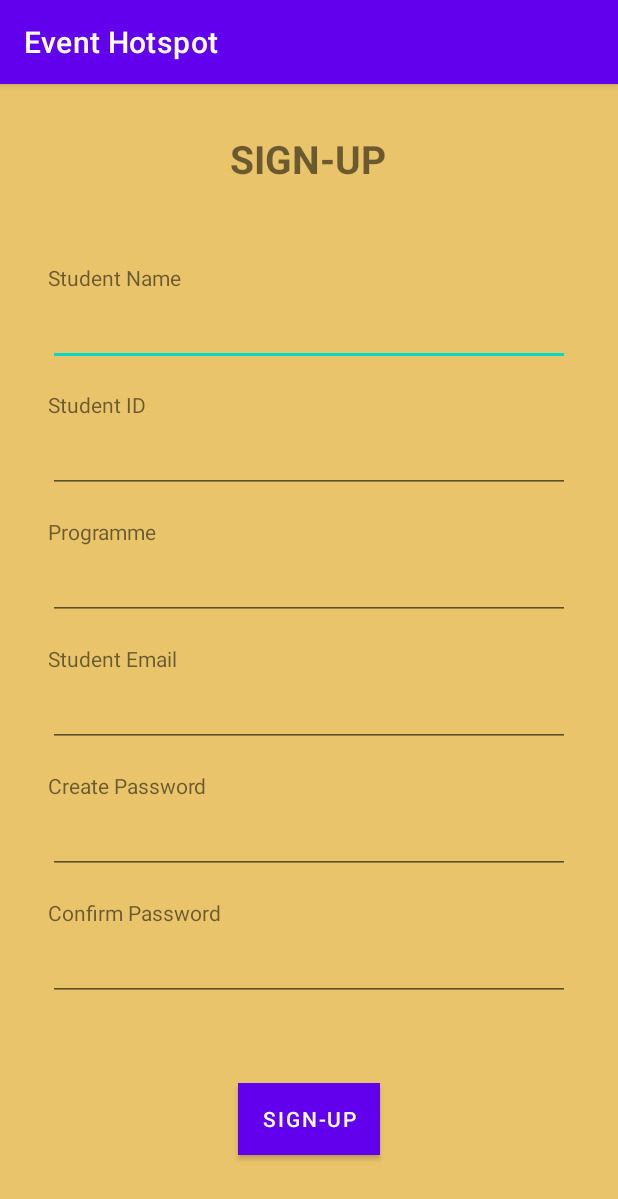
After one commit to FierceBubble/Event-Hotspot, an Android app: the SignUpActivity screen opened directly, with no data from a screen before it, on a phone screen of 412 x 824 dp. The commit adds this screen. Shown: the top 1199 px of the screen. Run offline under Robolectric (Android 15) with nearby library versions, the phone set to English and light mode, and no system bars; our stand-ins replace Firebase (no records; nobody signed in at launch, a user with empty details on screens opened directly).

Commit message:
Added SignUpActivity and Update google-services.json

```diff
--- /dev/null
+++ b/app/src/main/java/danielryansunjaya/finalyearproject/eventhotspot/SignUpActivity.java
@@ -0,0 +1,122 @@
+package danielryansunjaya.finalyearproject.eventhotspot;
+
+import androidx.annotation.NonNull;
+import androidx.appcompat.app.AppCompatActivity;
+
+import android.annotation.SuppressLint;
+import android.os.Bundle;
+import android.text.TextUtils;
+import android.util.Log;
+import android.view.View;
+import android.widget.Button;
+import android.widget.EditText;
+import android.widget.Toast;
+
+import com.google.android.gms.tasks.OnCompleteListener;
+import com.google.android.gms.tasks.Task;
+import com.google.firebase.auth.AuthResult;
+import com.google.firebase.auth.FirebaseAuth;
+import com.google.firebase.auth.FirebaseUser;
+import com.google.firebase.database.FirebaseDatabase;
+
+import org.jetbrains.annotations.NotNull;
+
+
+import danielryansunjaya.finalyearproject.eventhotspot.models.UserModel;
+
+public class SignUpActivity extends AppCompatActivity {
+
+    FirebaseAuth auth;
+    FirebaseDatabase rtDB;
+    EditText inputName, inputID, inputEmail, inputProgramme, inputPassword, inputPassConfirm;
+    Button submit;
+
+
+    @SuppressLint("MissingInflatedId")
+    @Override
+    protected void onCreate(Bundle savedInstanceState) {
+        super.onCreate(savedInstanceState);
+        setContentView(R.layout.activity_sign_up);
+
+        auth = FirebaseAuth.getInstance();
+        rtDB = FirebaseDatabase.getInstance();
+
+        inputName = findViewById(R.id.inputName);
+        inputEmail = findViewById(R.id.inputEmail);
+        inputID = findViewById(R.id.inputID);
+        inputProgramme = findViewById(R.id.inputProgramme);
+        inputPassword = findViewById(R.id.inputPassword);
+        inputPassConfirm = findViewById(R.id.inputPassConfirm);
+        submit = findViewById(R.id.signupBtn);
+        submit.setOnClickListener(new View.OnClickListener() {
+            @Override
+            public void onClick(View view) {
+                createNewAccount();
+            }
+        });
+
+
+
+    }
+
+    private void createNewAccount(){
+        String name = inputName.getText().toString();
+        String id = inputID.getText().toString();
+        String email = inputEmail.getText().toString();
+        String programme = inputProgramme.getText().toString();
+        String password = inputPassword.getText().toString();
+        String passConfirm = inputPassConfirm.getText().toString();
+
+        if(TextUtils.isEmpty(name)){
+            Toast.makeText(this, "Name is empty!",Toast.LENGTH_SHORT).show();
+            return;
+        }
+        if(TextUtils.isEmpty(id)){
+            Toast.makeText(this, "Student is empty!",Toast.LENGTH_SHORT).show();
+            return;
+        }
+        if(TextUtils.isEmpty(email)){
+            Toast.makeText(this, "Email is empty!",Toast.LENGTH_SHORT).show();
+            return;
+        }
+        if(TextUtils.isEmpty(programme)){
+            Toast.makeText(this, "Programme is empty!",Toast.LENGTH_SHORT).show();
+            return;
+        }
+        if(TextUtils.isEmpty(password)){
+            Toast.makeText(this, "Password is empty!",Toast.LENGTH_SHORT).show();
+            return;
+        }
+        if(password.length()<6){
+            Toast.makeText(this, "Password should be more than 6 characters!",Toast.LENGTH_SHORT).show();
+            return;
+        }
+        if(!passConfirm.equals(password)){
+            Toast.makeText(this, "Confirm Password is not the same!",Toast.LENGTH_SHORT).show();
+            return;
+        }
+
+
+        auth.createUserWithEmailAndPassword(email, password)
+                .addOnCompleteListener(new OnCompleteListener<AuthResult>() {
+                    @Override
+                    public void onComplete(@NonNull @NotNull Task<AuthResult> task) {
+
+                        if(task.isSuccessful()){
+                            FirebaseUser user = auth.getCurrentUser();
+                            UserModel UserModel=new UserModel(name,id,email,programme);
+                            String uid= user.getUid();
+
+                            rtDB.getReference().child("login").child(uid).setValue(UserModel);
+
+                            finish();
+
+                            Toast.makeText(SignUpActivity.this, "SignUp Success!",Toast.LENGTH_SHORT).show();
+                        }else{
+                            Toast.makeText(SignUpActivity.this, "Error: "+task.getException(),Toast.LENGTH_SHORT).show();
+                        }
+                    }
+                });
+    }
+
+}
--- a/app/src/main/res/layout/activity_main.xml
+++ b/app/src/main/res/layout/activity_main.xml
@@ -121,7 +121,7 @@
         <TextView
             android:layout_width="wrap_content"
             android:layout_height="wrap_content"
-            android:text="No account? Sign-up here!"
+            android:text="No account? Sign-up Here!"
             android:id="@+id/signupText"
             android:layout_gravity="center_horizontal"/>
 
--- /dev/null
+++ b/app/src/main/res/layout/activity_sign_up.xml
@@ -0,0 +1,156 @@
+<?xml version="1.0" encoding="utf-8"?>
+<androidx.constraintlayout.widget.ConstraintLayout xmlns:android="http://schemas.android.com/apk/res/android"
+    xmlns:app="http://schemas.android.com/apk/res-auto"
+    xmlns:tools="http://schemas.android.com/tools"
+    android:layout_width="match_parent"
+    android:layout_height="match_parent"
+    android:background="#E9C46A"
+    tools:context=".SignUpActivity">
+
+    <TextView
+        android:id="@+id/textView10"
+        android:layout_width="wrap_content"
+        android:layout_height="wrap_content"
+        android:layout_marginTop="32dp"
+        android:text="SIGN-UP"
+        android:textSize="26sp"
+        android:textStyle="bold"
+        app:layout_constraintEnd_toEndOf="parent"
+        app:layout_constraintHorizontal_bias="0.498"
+        app:layout_constraintStart_toStartOf="parent"
+        app:layout_constraintTop_toTopOf="parent" />
+
+    <TextView
+        android:id="@+id/textView2"
+        android:layout_width="wrap_content"
+        android:layout_height="wrap_content"
+        android:layout_marginTop="52dp"
+        android:text="Student Name"
+        app:layout_constraintStart_toStartOf="@+id/inputName"
+        app:layout_constraintTop_toBottomOf="@+id/textView10" />
+
+    <EditText
+        android:id="@+id/inputName"
+        android:layout_width="0dp"
+        android:layout_height="wrap_content"
+        android:layout_marginStart="32dp"
+        android:layout_marginTop="4dp"
+        android:layout_marginEnd="32dp"
+        android:ems="10"
+        android:inputType="textPersonName"
+        app:layout_constraintEnd_toEndOf="parent"
+        app:layout_constraintStart_toStartOf="parent"
+        app:layout_constraintTop_toBottomOf="@+id/textView2" />
+
+    <TextView
+        android:id="@+id/textView3"
+        android:layout_width="wrap_content"
+        android:layout_height="wrap_content"
+        android:layout_marginTop="16dp"
+        android:text="Student ID"
+        app:layout_constraintStart_toStartOf="@+id/inputName"
+        app:layout_constraintTop_toBottomOf="@+id/inputName" />
+
+    <TextView
+        android:id="@+id/textView6"
+        android:layout_width="wrap_content"
+        android:layout_height="wrap_content"
+        android:layout_marginTop="16dp"
+        android:text="Programme"
+        app:layout_constraintStart_toStartOf="@+id/inputID"
+        app:layout_constraintTop_toBottomOf="@+id/inputID" />
+
+    <EditText
+        android:id="@+id/inputProgramme"
+        android:layout_width="0dp"
+        android:layout_height="wrap_content"
+        android:layout_marginTop="4dp"
+        android:ems="10"
+        android:inputType="textPersonName"
+        app:layout_constraintEnd_toEndOf="@+id/inputID"
+        app:layout_constraintStart_toStartOf="@+id/textView6"
+        app:layout_constraintTop_toBottomOf="@+id/textView6" />
+
+    <TextView
+        android:id="@+id/textView7"
+        android:layout_width="wrap_content"
+        android:layout_height="wrap_content"
+        android:layout_marginTop="16dp"
+        android:text="Student Email"
+        app:layout_constraintStart_toStartOf="@+id/inputProgramme"
+        app:layout_constraintTop_toBottomOf="@+id/inputProgramme" />
+
+    <TextView
+        android:id="@+id/textView8"
+        android:layout_width="wrap_content"
+        android:layout_height="wrap_content"
+        android:layout_marginTop="16dp"
+        android:text="Create Password"
+        app:layout_constraintStart_toStartOf="@+id/inputEmail"
+        app:layout_constraintTop_toBottomOf="@+id/inputEmail" />
+
+    <EditText
+        android:id="@+id/inputPassword"
+        android:layout_width="0dp"
+        android:layout_height="wrap_content"
+        android:layout_marginTop="4dp"
+        android:ems="10"
+        android:inputType="textPassword"
+        app:layout_constraintEnd_toEndOf="@+id/inputEmail"
+        app:layout_constraintStart_toStartOf="@+id/textView8"
+        app:layout_constraintTop_toBottomOf="@+id/textView8" />
+
+    <TextView
+        android:id="@+id/textView9"
+        android:layout_width="wrap_content"
+        android:layout_height="wrap_content"
+        android:layout_marginTop="16dp"
+        android:text="Confirm Password"
+        app:layout_constraintStart_toStartOf="@+id/inputPassword"
+        app:layout_constraintTop_toBottomOf="@+id/inputPassword" />
+
+    <EditText
+        android:id="@+id/inputPassConfirm"
+        android:layout_width="0dp"
+        android:layout_height="wrap_content"
+        android:layout_marginTop="4dp"
+        android:ems="10"
+        android:inputType="textPassword"
+        app:layout_constraintEnd_toEndOf="@+id/inputPassword"
+        app:layout_constraintStart_toStartOf="@+id/textView9"
+        app:layout_constraintTop_toBottomOf="@+id/textView9" />
+
+    <Button
+        android:id="@+id/signupBtn"
+        android:layout_width="wrap_content"
+        android:layout_height="wrap_content"
+        android:text="Sign-Up"
+        android:background="#E76F51"
+        app:layout_constraintBottom_toBottomOf="parent"
+        app:layout_constraintEnd_toEndOf="parent"
+        app:layout_constraintStart_toStartOf="parent"
+        app:layout_constraintTop_toBottomOf="@+id/inputPassConfirm" />
+
+    <EditText
+        android:id="@+id/inputID"
+        android:layout_width="0dp"
+        android:layout_height="wrap_content"
+        android:layout_marginTop="4dp"
+        android:ems="10"
+        android:inputType="number"
+        app:layout_constraintEnd_toEndOf="@+id/inputName"
+        app:layout_constraintStart_toStartOf="@+id/textView3"
+        app:layout_constraintTop_toBottomOf="@+id/textView3" />
+
+    <EditText
+        android:id="@+id/inputEmail"
+        android:layout_width="0dp"
+        android:layout_height="wrap_content"
+        android:layout_marginTop="4dp"
+        android:ems="10"
+        android:inputType="textEmailAddress"
+        app:layout_constraintEnd_toEndOf="@+id/inputProgramme"
+        app:layout_constraintStart_toStartOf="@+id/textView7"
+        app:layout_constraintTop_toBottomOf="@+id/textView7" />
+
+</androidx.constraintlayout.widget.ConstraintLayout>
```
Also changed, not shown: app/src/main/AndroidManifest.xml (+7 -0 lines), app/src/main/java/danielryansunjaya/finalyearproject/eventhotspot/MainActivity.java (+30 -2 lines), app/src/main/java/danielryansunjaya/finalyearproject/eventhotspot/models/EventModel.java (added, +81 -0 lines), app/src/main/java/danielryansunjaya/finalyearproject/eventhotspot/models/UserModel.java (added, +47 -0 lines), 1 other file.
